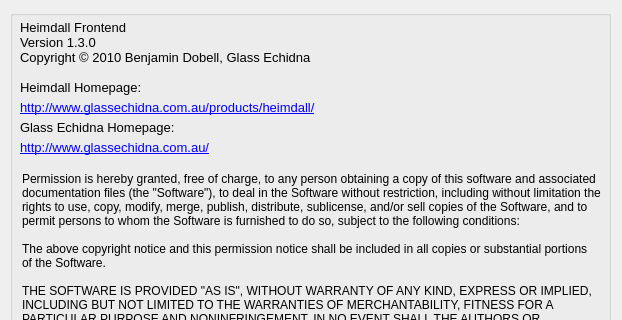
Qt form heimdall-frontend/aboutform.ui (Benjamin-Dobell/Heimdall) before a commit; both pictures show x 0 to 622 and y 0 to 320 of the 622 by 561 pixel window.
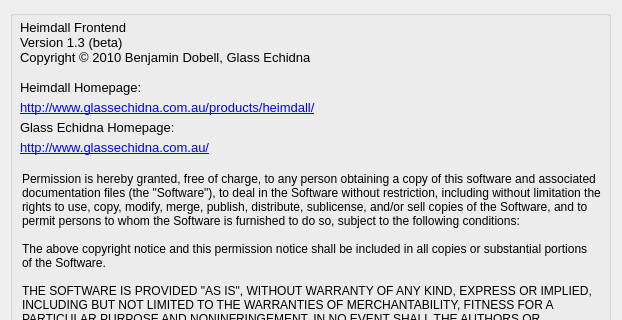
The same form after that commit.

The edit to the form file:
```diff
--- a/heimdall-frontend/aboutform.ui
+++ b/heimdall-frontend/aboutform.ui
@@ -167,7 +167,7 @@
     </property>
     <property name="text">
      <string>Heimdall Frontend
-Version 1.3.0
+Version 1.3 (beta)
 Copyright © 2010 Benjamin Dobell, Glass Echidna</string>
     </property>
     <property name="textFormat">
```
